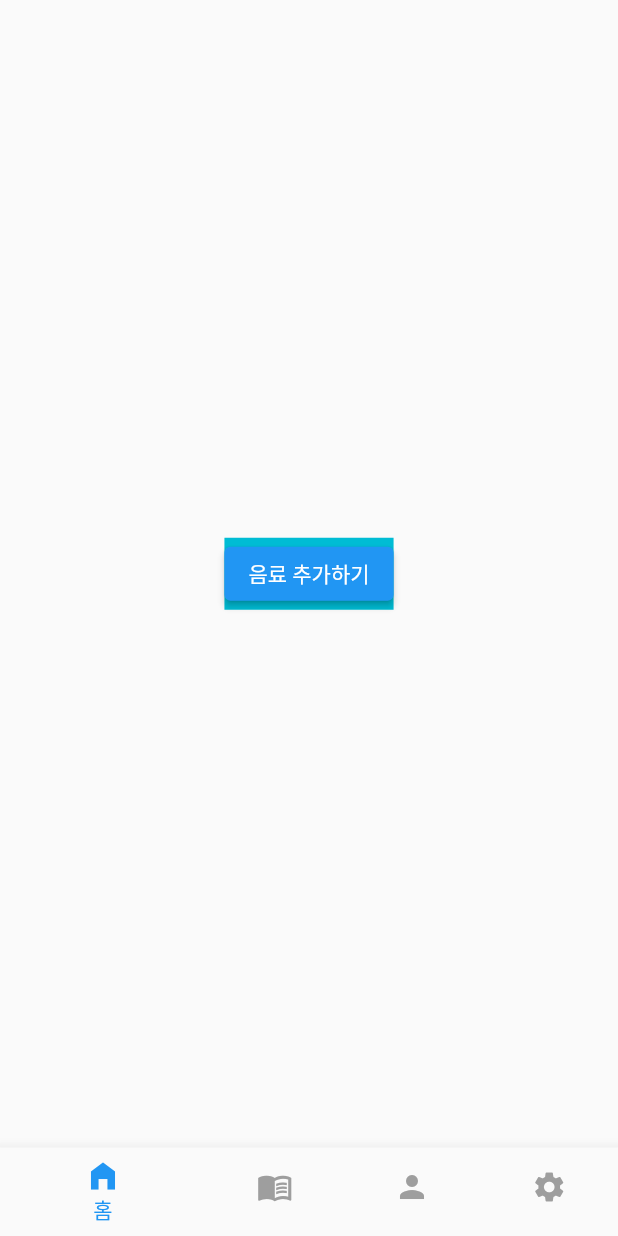
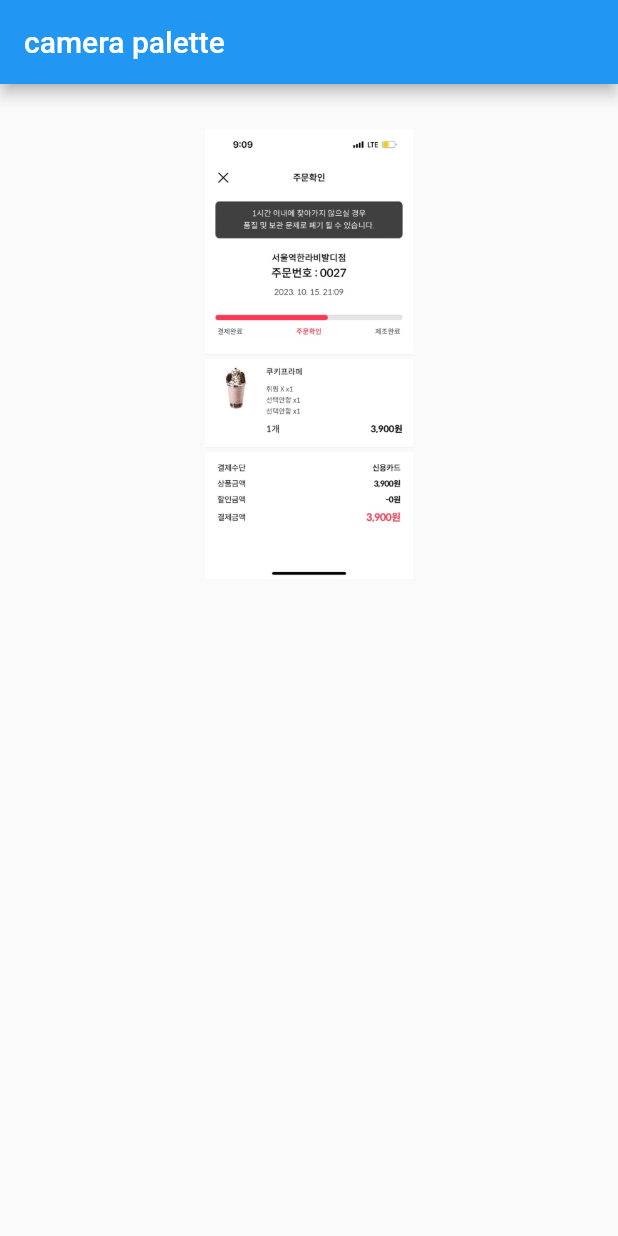
Before and after one commit to CoolCoolCoffee/CoolCoolCoffee, a Flutter app: the screen it shows after launch, on a phone screen of 412 x 824 dp. Run offline on Flutter 3.47's test engine with Material 2 defaults, Android fonts, the phone set to English and light mode, and no system bars; our stand-ins replace cloud_firestore, firebase_core, image_picker; missing offline and left inert: floating_action_bubble, google_mlkit_text_recognition; accounts and stored records are empty.

Commit message:
app capture color 추출 시작

```diff
--- a/CoolCoolCoffee_FrontEnd/lib/main.dart
+++ b/CoolCoolCoffee_FrontEnd/lib/main.dart
@@ -1,4 +1,5 @@
 
+import 'package:coolcoolcoffee_front/page/camera/color_palette.dart';
 import 'package:coolcoolcoffee_front/page_state/page_state.dart';
 import 'package:firebase_core/firebase_core.dart';
 import 'firebase_options.dart';
@@ -28,7 +29,7 @@ class CoolCoolCoffee extends StatelessWidget {
   Widget build(BuildContext context) {
     return MaterialApp(
       //theme: ThemeData(primarySwatch: ),
-      home: PageStates(),
+      home: ColorPalette(),
     );
   }
 }
--- /dev/null
+++ b/CoolCoolCoffee_FrontEnd/lib/page/camera/color_palette.dart
@@ -0,0 +1,93 @@
+import 'package:flutter/material.dart';
+import 'dart:io';
+import 'package:image_picker/image_picker.dart';
+import 'package:google_mlkit_text_recognition/google_mlkit_text_recognition.dart';
+//import 'package:google_ml_kit/google_ml_kit.dart';
+
+class ColorPalette extends StatefulWidget {
+  @override
+  State<ColorPalette> createState() => _ColorPaletteState();
+}
+
+class _ColorPaletteState extends State<ColorPalette> {
+  //XFile? _image; //이미지를 담을 변수 선언
+  final ImagePicker picker = ImagePicker(); //ImagePicker 초기화
+  //이미지를 가져오는 함수
+  /*Future getImage(ImageSource imageSource) async {
+    //pickedFile에 ImagePicker로 가져온 이미지가 담긴다.
+    final XFile? pickedFile = await picker.pickImage(source: imageSource);
+    if (pickedFile != null) {
+      setState(() {
+        _image = XFile(pickedFile.path); //가져온 이미지를 _image에 저장
+      });
+    }
+  }*/
+
+  void getRecognizedText(XFile image) async {
+    // XFile 이미지를 InputImage 이미지로 변환
+    final InputImage inputImage = InputImage.fromFilePath(image.path);
+
+
+    setState(() {});
+  }
+
+  @override
+  Widget build(BuildContext context) {
+    return MaterialApp(
+      home: Scaffold(
+        appBar: AppBar(title: Text("camera palette")),
+        body: SingleChildScrollView(
+          scrollDirection: Axis.vertical,
+          child: Column(
+            crossAxisAlignment: CrossAxisAlignment.center,
+            children: [
+              SizedBox(height: 30, width: double.infinity),
+              _buildPhotoArea(),
+              SizedBox(height: 20),
+              //_buildButton(),
+            ],
+          ),
+        ),
+      ),
+    );
+  }
+
+  Widget _buildPhotoArea() {
+    return
+      /*_image != null
+        ? */
+      Container(
+      width: 300,
+      height: 300,
+      child: Image.asset('assets/mega.jpeg')
+      //Image.file(File(_image!.path)), //가져온 이미지를 화면에 띄워주는 코드
+    );
+    /*
+        : Container(
+      width: 300,
+      height: 300,
+      color: Colors.grey,
+    );*/
+  }
+
+  /*Widget _buildButton() {
+    return Row(
+      mainAxisAlignment: MainAxisAlignment.center,
+      children: [
+        ElevatedButton(
+          onPressed: () {
+            getImage(ImageSource.camera); //getImage 함수를 호출해서 카메라로 찍은 사진 가져오기
+          },
+          child: Text("카메라"),
+        ),
+        SizedBox(width: 30),
+        ElevatedButton(
+          onPressed: () {
+            getImage(ImageSource.gallery); //getImage 함수를 호출해서 갤러리에서 사진 가져오기
+          },
+          child: Text("갤러리"),
+        ),
+      ],
+    );
+  }*/
+}s
```
Also changed, not shown: CoolCoolCoffee_FrontEnd/lib/page/camera/app_capture.dart (added, +119 -0 lines), CoolCoolCoffee_FrontEnd/assets/mega.jpeg (added).
